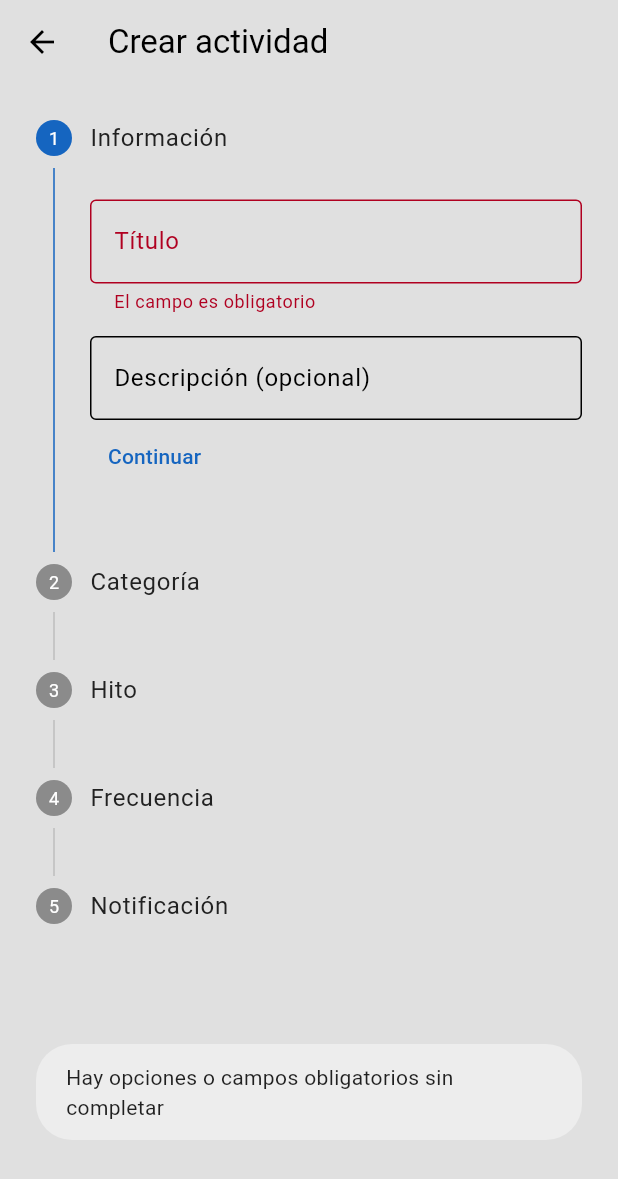
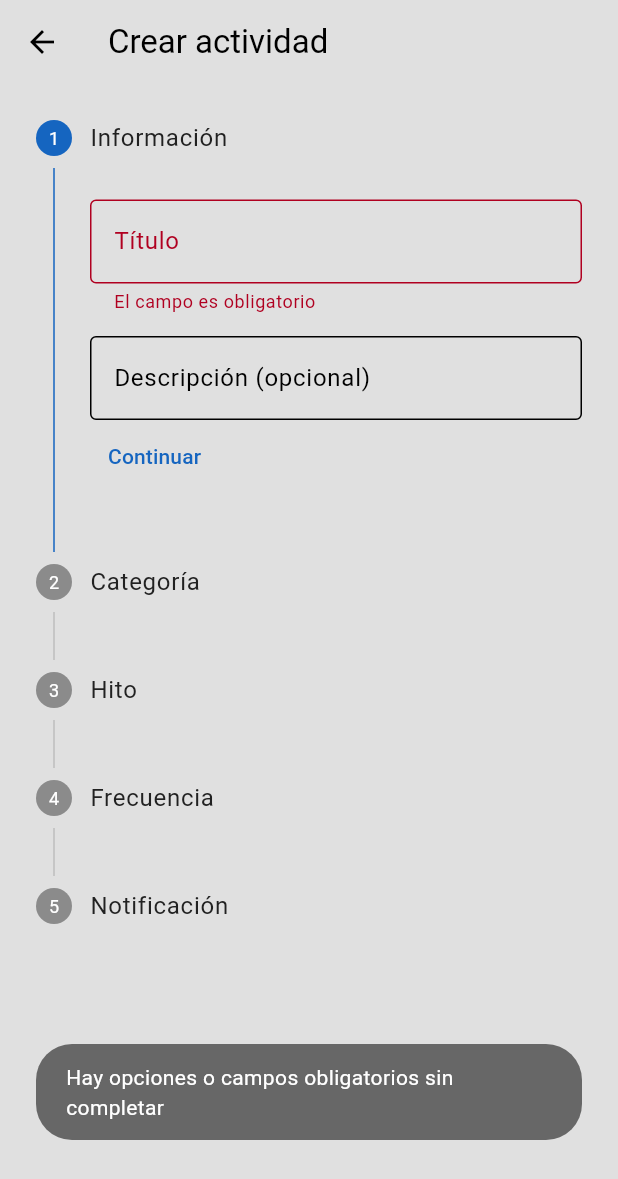
Before and after one commit to ignamarga1/ActivityTracker, a Flutter app: the CreateActivityPage screen opened by its route, after a tap on "Continuar", on a phone screen of 412 x 824 dp. Shown: the top 1179 px of the screen. Run offline on Flutter 3.47's test engine with Material 3 defaults, Android fonts, the phone set to English and light mode, and no system bars; our stand-ins replace cloud_firestore, easy_date_timeline, firebase_auth, firebase_core, flutter_dotenv, fluttertoast and 3 more; accounts and stored records are empty.

Commit message:
Fixed UI problems in light mode
- Improved activity category labels in both light and dark mode
- Changed the FlutterToast messages to use the new StdFlutterToast component

```diff
--- a/activity_tracker_flutter/lib/pages/activities/create_activity_page.dart
+++ b/activity_tracker_flutter/lib/pages/activities/create_activity_page.dart
@@ -1,3 +1,4 @@
+import 'package:activity_tracker_flutter/components/std_fluttertoast.dart';
 import 'package:activity_tracker_flutter/models/activity.dart';
 import 'package:activity_tracker_flutter/services/activity_service.dart';
 import 'package:cloud_firestore/cloud_firestore.dart';
@@ -209,9 +210,10 @@ class _CreateActivityPageState extends State<CreateActivityPage> {
                           : null,
                       createdAt: Timestamp.now(),
                     );
-                    Fluttertoast.showToast(
-                      msg: '¡Actividad creada con éxito!',
-                      toastLength: Toast.LENGTH_LONG,
+                    StdFluttertoast.show(
+                      '¡Actividad creada con éxito!',
+                      Toast.LENGTH_LONG,
+                      ToastGravity.BOTTOM,
                     );
 
                     if (context.mounted) {
@@ -220,9 +222,10 @@ class _CreateActivityPageState extends State<CreateActivityPage> {
                   }
                 }
               } else {
-                Fluttertoast.showToast(
-                  msg: 'Hay opciones o campos obligatorios sin completar',
-                  toastLength: Toast.LENGTH_LONG,
+                StdFluttertoast.show(
+                  'Hay opciones o campos obligatorios sin completar',
+                  Toast.LENGTH_LONG,
+                  ToastGravity.BOTTOM,
                 );
               }
             },
@@ -347,7 +350,7 @@ class _CreateActivityPageState extends State<CreateActivityPage> {
                       color: isSelected
                           ? Theme.of(
                               context,
-                            ).colorScheme.primary.withValues(alpha: 0.5)
+                            ).colorScheme.primary
                           : Theme.of(context).colorScheme.surface,
                     ),
                     padding: const EdgeInsets.symmetric(
@@ -359,21 +362,21 @@ class _CreateActivityPageState extends State<CreateActivityPage> {
                         Icon(
                           category['icon'],
                           color: isSelected
-                              ? Theme.of(context).colorScheme.inversePrimary
-                              : Colors.grey,
+                              ? Theme.of(context).colorScheme.onPrimary
+                              : Theme.of(context).colorScheme.onSurface,
                         ),
                         const SizedBox(width: 10),
                         Expanded(
                           child: Text(
                             category['label'],
                             style: TextStyle(
-                              fontSize: 13,
-                              color: isSelected
-                                  ? Theme.of(context).colorScheme.inversePrimary
-                                  : Colors.grey[300],
+                              fontSize: 12,
                               fontWeight: isSelected
                                   ? FontWeight.bold
                                   : FontWeight.normal,
+                              color: isSelected
+                                  ? Theme.of(context).colorScheme.onPrimary
+                                  : Theme.of(context).colorScheme.onSurface,
                             ),
                           ),
                         ),
```
